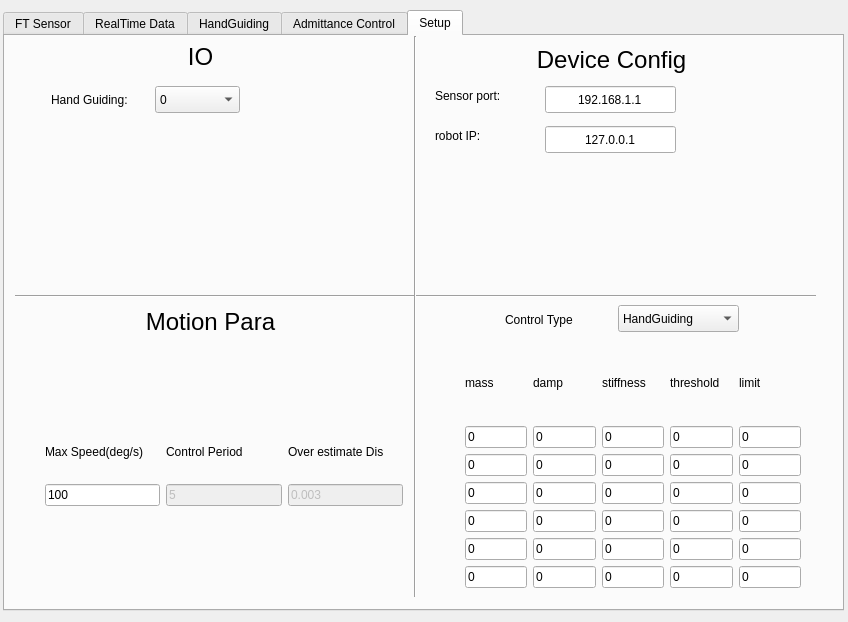
The window that mainwindow.ui (lg609/force_control_assistant_tool) describes before a commit, drawn with Qt 5.
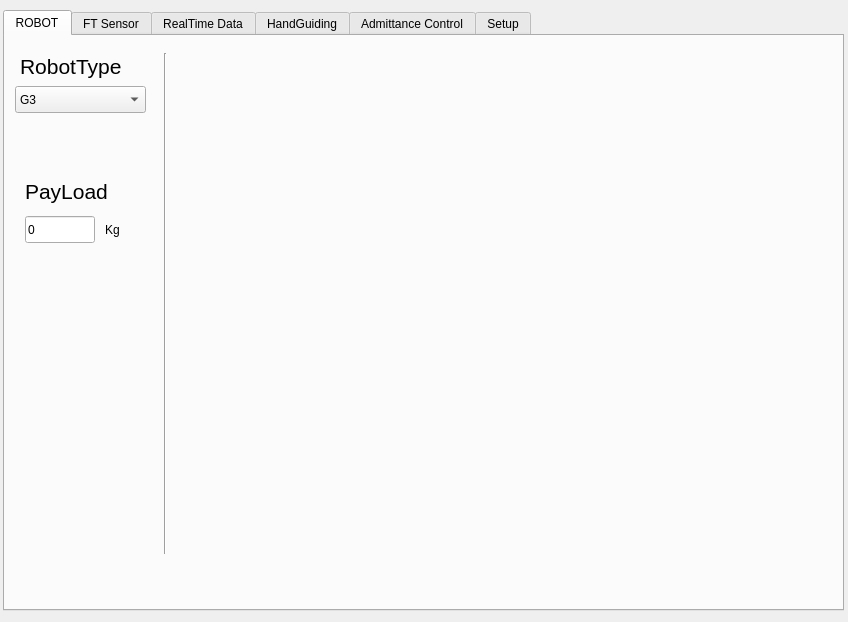
The same window after the commit. The open tabs and pages were chosen to show the change.

```diff
--- a/mainwindow.ui
+++ b/mainwindow.ui
@@ -28,7 +28,126 @@
    <property name="currentIndex">
     <number>3</number>
    </property>
-   <widget class="QWidget" name="tab">
+   <widget class="QWidget" name="ROBOT">
+    <property name="accessibleName">
+     <string>ROBOT</string>
+    </property>
+    <attribute name="title">
+     <string>ROBOT</string>
+    </attribute>
+    <widget class="QComboBox" name="cBRobotType">
+     <property name="geometry">
+      <rect>
+       <x>10</x>
+       <y>50</y>
+       <width>131</width>
+       <height>27</height>
+      </rect>
+     </property>
+     <property name="editable">
+      <bool>false</bool>
+     </property>
+     <item>
+      <property name="text">
+       <string>G3</string>
+      </property>
+     </item>
+     <item>
+      <property name="text">
+       <string>G6</string>
+      </property>
+     </item>
+     <item>
+      <property name="text">
+       <string>G12</string>
+      </property>
+     </item>
+     <item>
+      <property name="text">
+       <string>G18</string>
+      </property>
+     </item>
+    </widget>
+    <widget class="QLabel" name="label_sensor_type_2">
+     <property name="geometry">
+      <rect>
+       <x>15</x>
+       <y>15</y>
+       <width>121</width>
+       <height>31</height>
+      </rect>
+     </property>
+     <property name="font">
+      <font>
+       <pointsize>16</pointsize>
+      </font>
+     </property>
+     <property name="text">
+      <string>RobotType</string>
+     </property>
+    </widget>
+    <widget class="Line" name="line_6">
+     <property name="geometry">
+      <rect>
+       <x>150</x>
+       <y>17</y>
+       <width>20</width>
+       <height>501</height>
+      </rect>
+     </property>
+     <property name="orientation">
+      <enum>Qt::Vertical</enum>
+     </property>
+    </widget>
+    <widget class="QLabel" name="label_calibration_2">
+     <property name="geometry">
+      <rect>
+       <x>20</x>
+       <y>140</y>
+       <width>111</width>
+       <height>31</height>
+      </rect>
+     </property>
+     <property name="font">
+      <font>
+       <pointsize>16</pointsize>
+      </font>
+     </property>
+     <property name="text">
+      <string>PayLoad</string>
+     </property>
+    </widget>
+    <widget class="QLineEdit" name="lEPayLoad">
+     <property name="geometry">
+      <rect>
+       <x>20</x>
+       <y>180</y>
+       <width>70</width>
+       <height>27</height>
+      </rect>
+     </property>
+     <property name="contextMenuPolicy">
+      <enum>Qt::NoContextMenu</enum>
+     </property>
+     <property name="text">
+      <string>0</string>
+     </property>
+    </widget>
+    <widget class="QLabel" name="label_realtimeData_4">
+     <property name="geometry">
+      <rect>
+       <x>100</x>
+       <y>185</y>
+       <width>21</width>
+       <height>17</height>
+      </rect>
+     </property>
+     <property name="text">
+      <string>Kg</string>
+     </property>
+    </widget>
+   </widget>
+   <widget class="QWidget" name="FT_Sensor">
     <attribute name="title">
      <string>FT Sensor</string>
     </attribute>
```
Left out of the diff: 22 changed lines with no effect on the pictures.
